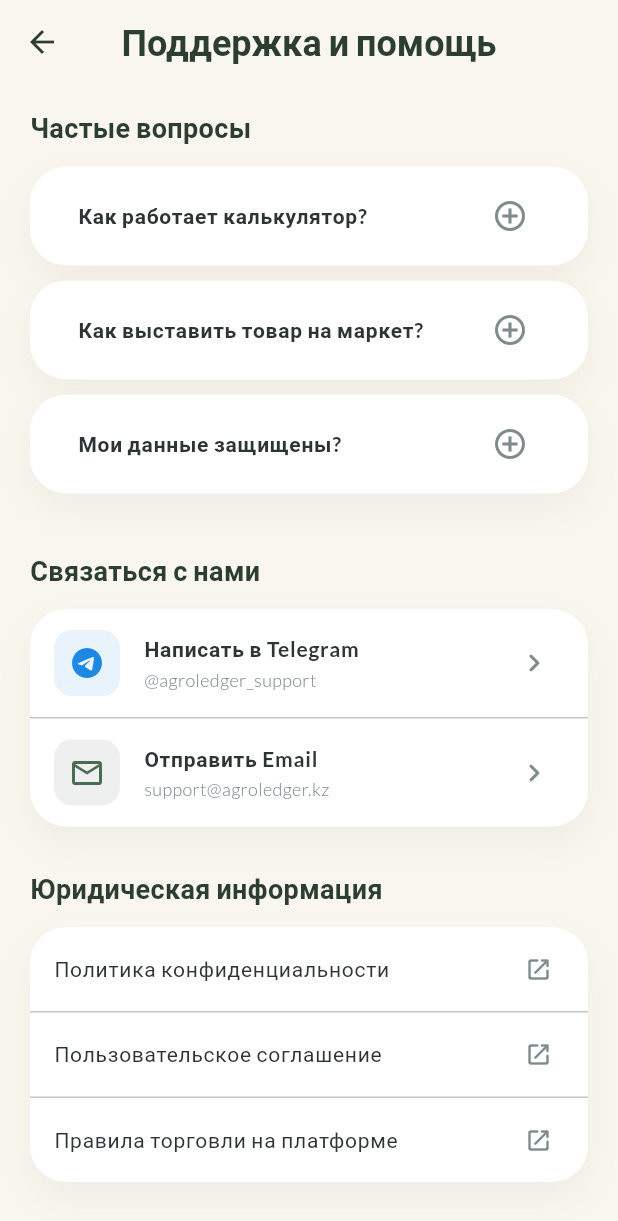
After one commit to sanya1200/AgroLedger, a Flutter app: the HelpSupportScreen screen opened directly, on a phone screen of 412 x 824 dp. The commit adds this screen. Shown: the top 1221 px of the screen. Run offline on Flutter 3.47's test engine with Material 3 defaults, Android fonts, the phone set to English and light mode, and no system bars; our stand-ins replace dio, equatable, flutter_bloc, flutter_secure_storage, get_it, google_fonts and 3 more; missing offline and left inert: crypt; accounts and stored records are empty.

Commit message:
fix: final naming and render n1

```diff
--- /dev/null
+++ b/lib/features/home/presentation/pages/help_support_screen.dart
@@ -0,0 +1,239 @@
+import 'package:flutter/material.dart';
+import 'package:url_launcher/url_launcher.dart';
+import 'package:agroledger/core/theme/app_colors.dart';
+import 'package:agroledger/core/theme/app_text_styles.dart';
+import 'package:agroledger/core/presentation/widgets/soft_card.dart';
+
+class HelpSupportScreen extends StatelessWidget {
+  const HelpSupportScreen({super.key});
+
+  // Example links - in a real app these should come from config
+  static const String _supportEmail = 'support@agroledger.kz';
+  static const String _supportTelegram = 'https://t.me/agroledger_support';
+  static const String _privacyPolicyUrl = 'https://agroledger.kz/privacy';
+  static const String _termsOfServiceUrl = 'https://agroledger.kz/terms';
+
+  Future<void> _launchUrl(String url) async {
+    final uri = Uri.parse(url);
+    if (await canLaunchUrl(uri)) {
+      await launchUrl(uri, mode: LaunchMode.externalApplication);
+    }
+  }
+
+  Future<void> _sendEmail() async {
+    final Uri emailLaunchUri = Uri(
+      scheme: 'mailto',
+      path: _supportEmail,
+      queryParameters: {
+        'subject': 'AgroLedger Support Request',
+      },
+    );
+    if (await canLaunchUrl(emailLaunchUri)) {
+      await launchUrl(emailLaunchUri);
+    }
+  }
+
+  @override
+  Widget build(BuildContext context) {
+    return Scaffold(
+      backgroundColor: AppColors.creamBackground,
+      appBar: AppBar(
+        title: const Text('Поддержка и помощь'),
+        centerTitle: true,
+      ),
+      body: SingleChildScrollView(
+        padding: const EdgeInsets.symmetric(horizontal: 20, vertical: 16),
+        child: Column(
+          crossAxisAlignment: CrossAxisAlignment.start,
+          children: [
+            _buildSectionTitle('Частые вопросы'),
+            const SizedBox(height: 12),
+            const _FaqItem(
+              question: 'Как работает калькулятор?',
+              answer: 'Калькулятор позволяет вести учет расходов на корма, ветеринарию и содержание животных, а также фиксировать доходы от реализации продукции для расчета чистой прибыли и ROI.',
+            ),
+            const _FaqItem(
+              question: 'Как выставить товар на маркет?',
+              answer: 'Перейдите во вкладку "Маркет", нажмите на кнопку "+" и заполните информацию о товаре: название, категория, цена и остаток на складе.',
+            ),
+            const _FaqItem(
+              question: 'Мои данные защищены?',
+              answer: 'Да, AgroLedger использует шифрование для защиты ваших данных. Мы никогда не передаем финансовую информацию третьим лицам без вашего согласия.',
+            ),
+
+            const SizedBox(height: 28),
+            _buildSectionTitle('Связаться с нами'),
+            const SizedBox(height: 12),
+            SoftCard(
+              padding: const EdgeInsets.all(0),
+              child: Column(
+                children: [
+                  _SupportActionTile(
+                    icon: Icons.telegram_rounded,
+                    title: 'Написать в Telegram',
+                    subtitle: '@agroledger_support',
+                    color: Colors.blue[600]!,
+                    onTap: () => _launchUrl(_supportTelegram),
+                  ),
+                  const Divider(height: 1),
+                  _SupportActionTile(
+                    icon: Icons.email_outlined,
+                    title: 'Отправить Email',
+                    subtitle: _supportEmail,
+                    color: AppColors.sagePrimary,
+                    onTap: _sendEmail,
+                  ),
+                ],
+              ),
+            ),
+
+            const SizedBox(height: 28),
+            _buildSectionTitle('Юридическая информация'),
+            const SizedBox(height: 12),
+            SoftCard(
+              padding: const EdgeInsets.all(0),
+              child: Column(
+                children: [
+                  _LegalTile(
+                    title: 'Политика конфиденциальности',
+                    onTap: () => _launchUrl(_privacyPolicyUrl),
+                  ),
+                  const Divider(height: 1),
+                  _LegalTile(
+                    title: 'Пользовательское соглашение',
+                    onTap: () => _launchUrl(_termsOfServiceUrl),
+                  ),
+                  const Divider(height: 1),
+                  _LegalTile(
+                    title: 'Правила торговли на платформе',
+                    onTap: () => {},
+                  ),
+                ],
+              ),
+            ),
+
+            const SizedBox(height: 32),
+            Center(
+              child: Column(
+                children: [
+                  Text(
+                    'AgroLedger v2.0.0',
+                    style: AppTextStyles.caption.copyWith(color: AppColors.textLight),
+                  ),
+                  const SizedBox(height: 4),
+                  Text(
+                    'Сделано в Казахстане для фермеров',
+                    style: AppTextStyles.caption.copyWith(fontSize: 10, color: AppColors.textLight.withValues(alpha: 0.7)),
+                  ),
+                ],
+              ),
+            ),
+            const SizedBox(height: 24),
+          ],
+        ),
+      ),
+    );
+  }
+
+  Widget _buildSectionTitle(String title) {
+    return Text(
+      title,
+      style: AppTextStyles.h2.copyWith(fontSize: 18, color: AppColors.sageDark),
+    );
+  }
+}
+
+class _FaqItem extends StatefulWidget {
+  final String question;
+  final String answer;
+
+  const _FaqItem({required this.question, required this.answer});
+
+  @override
+  State<_FaqItem> createState() => _FaqItemState();
+}
+
+class _FaqItemState extends State<_FaqItem> {
+  bool _isExpanded = false;
+
+  @override
+  Widget build(BuildContext context) {
+    return Padding(
+      padding: const EdgeInsets.only(bottom: 10),
+      child: SoftCard(
+        padding: const EdgeInsets.symmetric(horizontal: 16, vertical: 4),
+        child: ExpansionTile(
+          title: Text(
+            widget.question,
+            style: AppTextStyles.bodyMedium.copyWith(fontWeight: FontWeight.w600),
+          ),
+          onExpansionChanged: (val) => setState(() => _isExpanded = val),
+          shape: const RoundedRectangleBorder(side: BorderSide.none),
+          trailing: Icon(
+            _isExpanded ? Icons.remove_circle_outline : Icons.add_circle_outline,
+            color: _isExpanded ? AppColors.sagePrimary : AppColors.textLight,
+          ),
+          children: [
+            Padding(
+              padding: const EdgeInsets.fromLTRB(0, 0, 0, 16),
+              child: Text(
+                widget.answer,
+                style: AppTextStyles.bodyMedium.copyWith(color: AppColors.textDark.withValues(alpha: 0.8)),
+              ),
+            ),
+          ],
+        ),
+      ),
+    );
+  }
+}
+
+class _SupportActionTile extends StatelessWidget {
+  final IconData icon;
+  final String title;
+  final String subtitle;
+  final Color color;
+  final VoidCallback onTap;
+
+  const _SupportActionTile({
+    required this.icon,
+    required this.title,
+    required this.subtitle,
+    required this.color,
+    required this.onTap,
+  });
+
+  @override
+  Widget build(BuildContext context) {
+    return ListTile(
+      leading: Container(
+        padding: const EdgeInsets.all(10),
+        decoration: BoxDecoration(
+          color: color.withValues(alpha: 0.1),
+          borderRadius: BorderRadius.circular(12),
+        ),
+        child: Icon(icon, color: color, size: 24),
+      ),
+      title: Text(title, style: AppTextStyles.bodyMedium.copyWith(fontWeight: FontWeight.bold)),
+      subtitle: Text(subtitle, style: AppTextStyles.caption),
+      trailing: const Icon(Icons.chevron_right_rounded, color: AppColors.textLight),
+      onTap: onTap,
+    );
+  }
+}
+
+class _LegalTile extends StatelessWidget {
+  final String title;
+  final VoidCallback onTap;
+
+  const _LegalTile({required this.title, required this.onTap});
+
+  @override
+  Widget build(BuildContext context) {
+    return ListTile(
+      title: Text(title, style: AppTextStyles.bodyMedium),
+      trailing: const Icon(Icons.open_in_new_rounded, size: 18, color: AppColors.textLight),
+      onTap: onTap,
+    );
+  }
+}
--- a/pubspec.yaml
+++ b/pubspec.yaml
@@ -31,6 +31,7 @@ dependencies:
   equatable: ^2.0.5
   path_provider: ^2.1.4
   share_plus: ^10.1.4
+  url_launcher: ^6.3.0
 
   # Security & Auth
   local_auth: ^2.2.0
```
Also changed, not shown: lib/features/home/presentation/pages/home_screen.dart (added, +162 -0 lines), lib/features/home/presentation/pages/main_screen.dart (+28 -14 lines), lib/features/marketplace/data/datasources/marketplace_remote_data_source.dart (+8 -3 lines), pubspec.lock, 2 other files.
